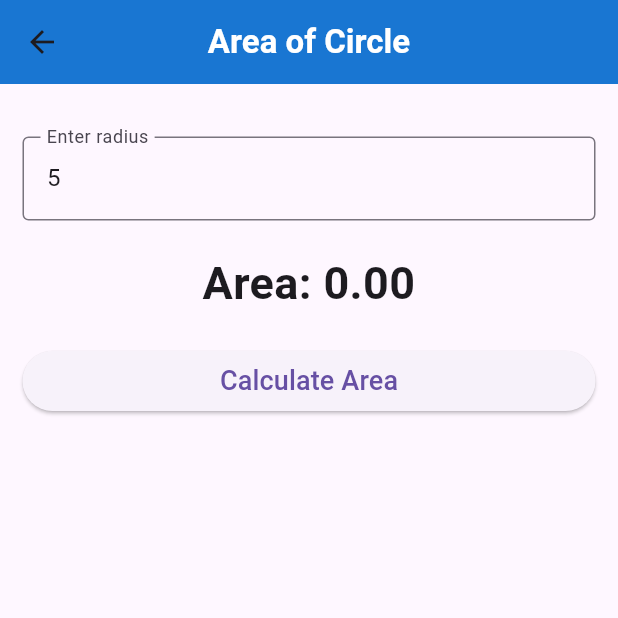
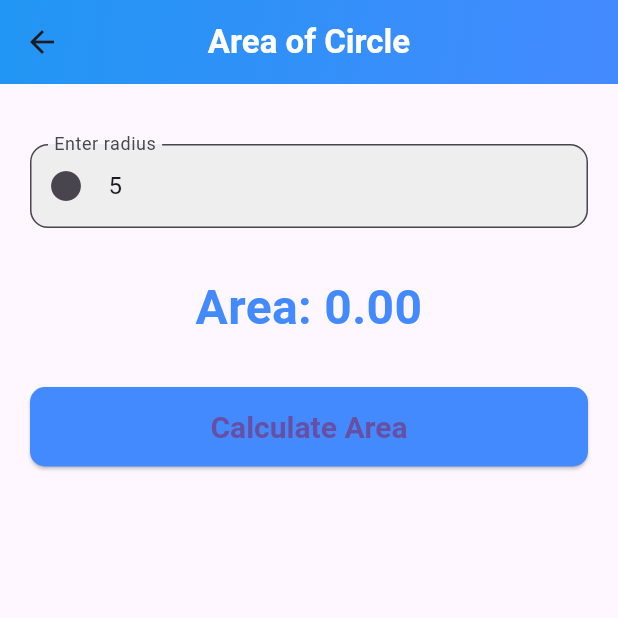
Before and after one commit to Anukul07/mob_dev_first_assignment, a Flutter app: the AreaOfCircleView screen opened directly, on a phone screen of 412 x 824 dp, the top half of it. Run offline on Flutter 3.47's test engine with Material 3 defaults, Android fonts, the phone set to English and light mode, and no system bars.

Commit message:
area of circle update again

```diff
--- a/lib/view/area_of_circle_view.dart
+++ b/lib/view/area_of_circle_view.dart
@@ -26,10 +26,18 @@ class _AreaOfCircleViewState extends State<AreaOfCircleView> {
           ),
         ),
         centerTitle: true,
-        backgroundColor: Colors.blue[700],
+        flexibleSpace: Container(
+          decoration: const BoxDecoration(
+            gradient: LinearGradient(
+              colors: [Colors.blue, Colors.blueAccent],
+              begin: Alignment.topLeft,
+              end: Alignment.bottomRight,
+            ),
+          ),
+        ),
       ),
       body: SingleChildScrollView(
-        padding: const EdgeInsets.all(15),
+        padding: const EdgeInsets.all(20),
         child: Form(
           key: myKey,
           child: Column(
@@ -39,9 +47,14 @@ class _AreaOfCircleViewState extends State<AreaOfCircleView> {
               TextFormField(
                 controller: radiusController,
                 keyboardType: TextInputType.number,
-                decoration: const InputDecoration(
+                decoration: InputDecoration(
                   labelText: 'Enter radius',
-                  border: OutlineInputBorder(),
+                  border: OutlineInputBorder(
+                    borderRadius: BorderRadius.circular(12),
+                  ),
+                  prefixIcon: const Icon(Icons.circle),
+                  filled: true,
+                  fillColor: Colors.grey[200],
                 ),
                 validator: (value) {
                   if (value == null || value.isEmpty) {
@@ -54,14 +67,17 @@ class _AreaOfCircleViewState extends State<AreaOfCircleView> {
                   return null;
                 },
               ),
-              const SizedBox(height: 20),
+              const SizedBox(height: 30),
               Text(
                 'Area: ${area.toStringAsFixed(2)}',
                 textAlign: TextAlign.center,
-                style:
-                    const TextStyle(fontSize: 30, fontWeight: FontWeight.bold),
+                style: const TextStyle(
+                  fontSize: 32,
+                  fontWeight: FontWeight.bold,
+                  color: Colors.blueAccent,
+                ),
               ),
-              const SizedBox(height: 20),
+              const SizedBox(height: 30),
               ElevatedButton(
                 onPressed: () {
                   if (myKey.currentState!.validate()) {
@@ -71,10 +87,18 @@ class _AreaOfCircleViewState extends State<AreaOfCircleView> {
                     });
                   }
                 },
-                child: const Text(
-                  'Calculate Area',
-                  style: TextStyle(fontSize: 18),
+                style: ElevatedButton.styleFrom(
+                  padding: const EdgeInsets.symmetric(vertical: 15),
+                  shape: RoundedRectangleBorder(
+                    borderRadius: BorderRadius.circular(10),
+                  ),
+                  backgroundColor: Colors.blueAccent,
+                  textStyle: const TextStyle(
+                    fontSize: 20,
+                    fontWeight: FontWeight.bold,
+                  ),
                 ),
+                child: const Text('Calculate Area'),
               ),
             ],
           ),
```
